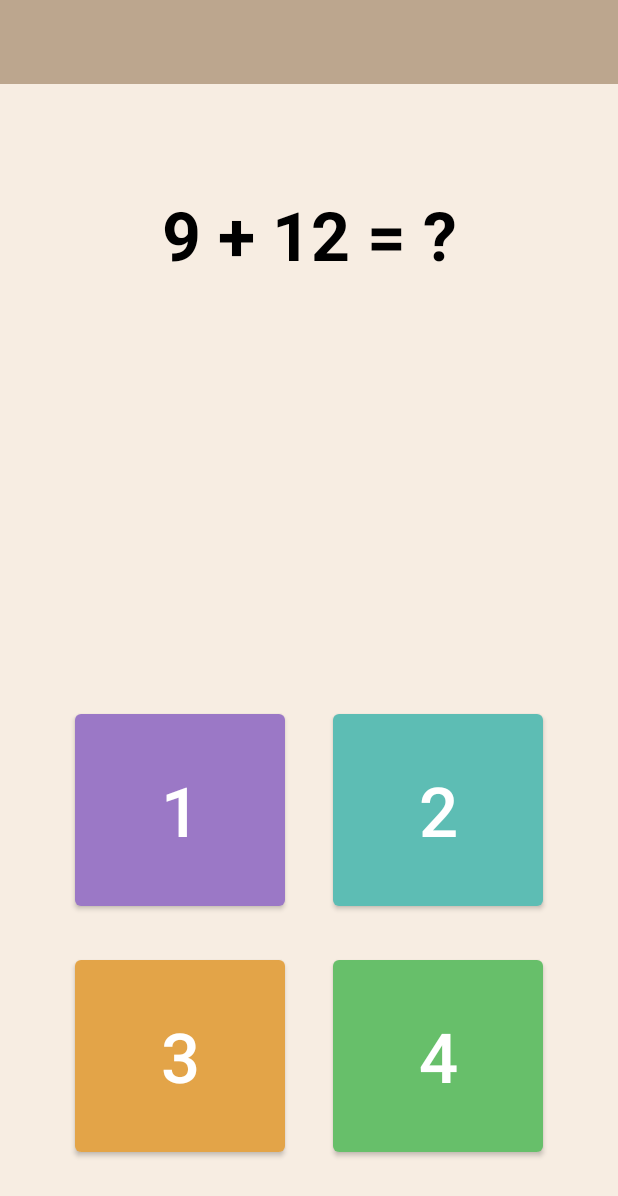
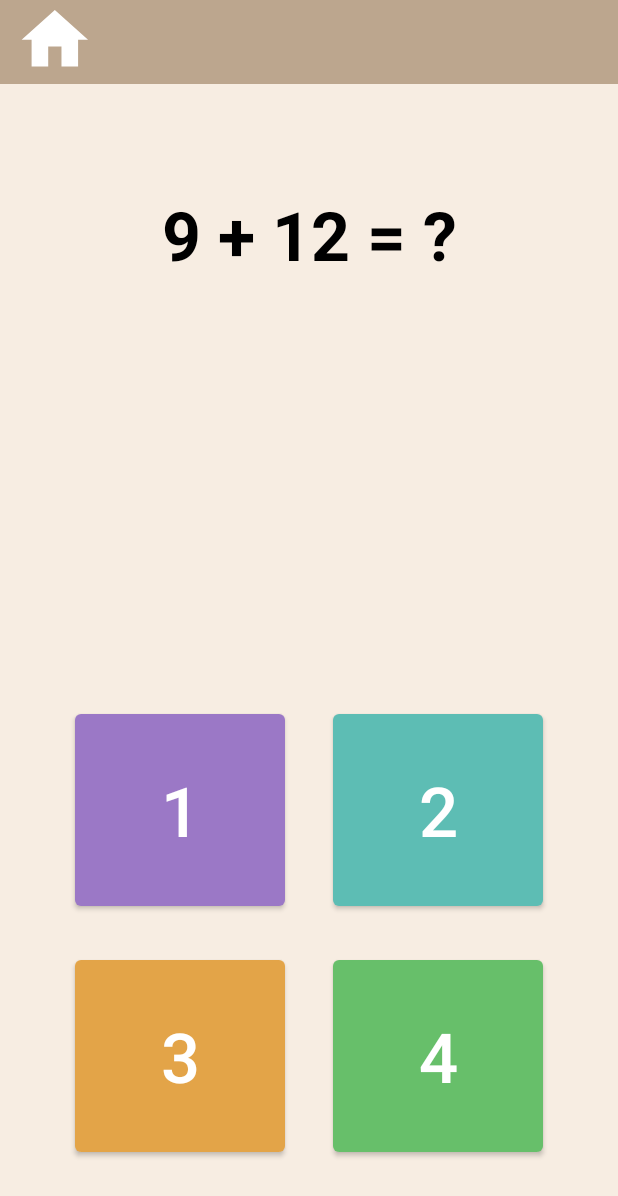
Before and after one commit to lukemjohnston/RefineMath, an Android app: the game screen opened directly, with no data from a screen before it, on a phone screen of 412 x 824 dp. Shown: the top 1196 px of the screen. Run offline under Robolectric (Android 15) with nearby library versions, the light colour scheme and no system bars.

Commit message:
home button

```diff
--- a/app/src/main/java/com/example/mathflash/game.java
+++ b/app/src/main/java/com/example/mathflash/game.java
@@ -18,4 +18,9 @@ public class game extends AppCompatActivity {
         Intent intent = new Intent(this, game.class);
         startActivity(intent);
     }
+
+    public void returnMain(View view) {
+        Intent intent = new Intent(this, MainActivity.class);
+        startActivity(intent);
+    }
 }
--- /dev/null
+++ b/app/src/main/res/drawable/home_asset.xml
@@ -0,0 +1,5 @@
+<vector android:height="55dp" android:tint="#FFFFFF"
+    android:viewportHeight="25" android:viewportWidth="25"
+    android:width="55dp" xmlns:android="http://schemas.android.com/apk/res/android">
+    <path android:fillColor="@android:color/white" android:pathData="M10,20v-6h4v6h5v-8h3L12,3 2,12h3v8z"/>
+</vector>
--- a/app/src/main/res/layout/activity_game.xml
+++ b/app/src/main/res/layout/activity_game.xml
@@ -86,4 +86,15 @@
         app:layout_constraintEnd_toEndOf="parent"
         app:layout_constraintStart_toStartOf="parent"
         app:layout_constraintTop_toTopOf="parent" />
+
+    <ImageButton
+        android:id="@+id/imageButton3"
+        android:layout_width="75dp"
+        android:layout_height="55dp"
+        android:background="#00FFFFFF"
+        android:onClick="returnMain"
+        app:layout_constraintStart_toStartOf="parent"
+        app:layout_constraintTop_toTopOf="parent"
+        app:srcCompat="@drawable/home_asset" />
+
 </androidx.constraintlayout.widget.ConstraintLayout>
```
